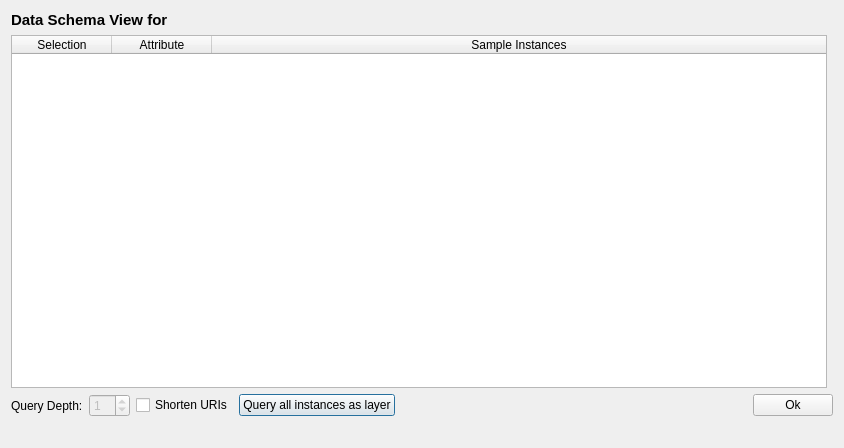
Old version of the form dialogs/ui/dataschemadialog.ui in the repository sparqlunicorn/sparqlunicornGoesGIS.
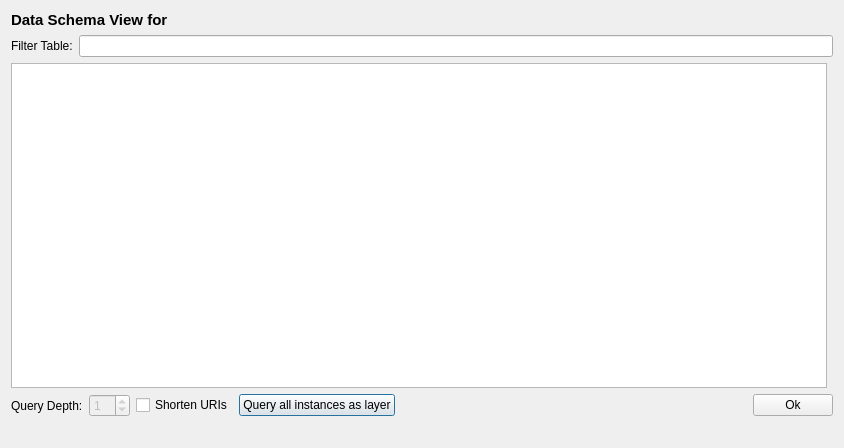
New version of the form. Custom widgets are drawn as their Qt base class.

Commit message: Fixed map in data views

What changed in the file:
```diff
--- a/dialogs/ui/dataschemadialog.ui
+++ b/dialogs/ui/dataschemadialog.ui
@@ -13,8 +13,8 @@
   <property name="windowTitle">
    <string>Dialog</string>
   </property>
-  <layout class="QHBoxLayout" name="horizontalLayout_5">
-   <item>
+  <layout class="QGridLayout" name="gridLayout">
+   <item row="0" column="0">
     <layout class="QHBoxLayout" name="horizontalLayout_6">
      <item>
       <layout class="QVBoxLayout" name="verticalLayout_3">
@@ -53,10 +53,27 @@
          </item>
         </layout>
        </item>
+       <item>
+        <layout class="QHBoxLayout" name="horizontalLayout_5">
+         <item>
+          <widget class="QLabel" name="filterTableLabel">
+           <property name="text">
+            <string>Filter Table:</string>
+           </property>
+          </widget>
+         </item>
+         <item>
+          <widget class="QLineEdit" name="filterTableEdit"/>
+         </item>
+        </layout>
+       </item>
        <item>
         <layout class="QHBoxLayout" name="horizontalLayout_3">
          <item>
-          <widget class="QTableWidget" name="dataSchemaTableView">
+          <widget class="QTableView" name="dataSchemaTableView">
+           <property name="mouseTracking">
+            <bool>true</bool>
+           </property>
            <property name="editTriggers">
             <set>QAbstractItemView::NoEditTriggers</set>
            </property>
@@ -66,39 +83,9 @@
            <property name="sortingEnabled">
             <bool>true</bool>
            </property>
-           <property name="columnCount">
-            <number>3</number>
-           </property>
-           <attribute name="horizontalHeaderCascadingSectionResizes">
-            <bool>true</bool>
-           </attribute>
            <attribute name="horizontalHeaderStretchLastSection">
             <bool>true</bool>
            </attribute>
-           <attribute name="verticalHeaderCascadingSectionResizes">
-            <bool>true</bool>
-           </attribute>
-           <attribute name="verticalHeaderShowSortIndicator" stdset="0">
-            <bool>false</bool>
-           </attribute>
-           <attribute name="verticalHeaderStretchLastSection">
-            <bool>false</bool>
-           </attribute>
-           <column>
-            <property name="text">
-             <string>Selection</string>
-            </property>
-           </column>
-           <column>
-            <property name="text">
-             <string>Attribute</string>
-            </property>
-           </column>
-           <column>
-            <property name="text">
-             <string>Sample Instances</string>
-            </property>
-           </column>
           </widget>
          </item>
          <item>
```
The commit also changes 24 other files.
